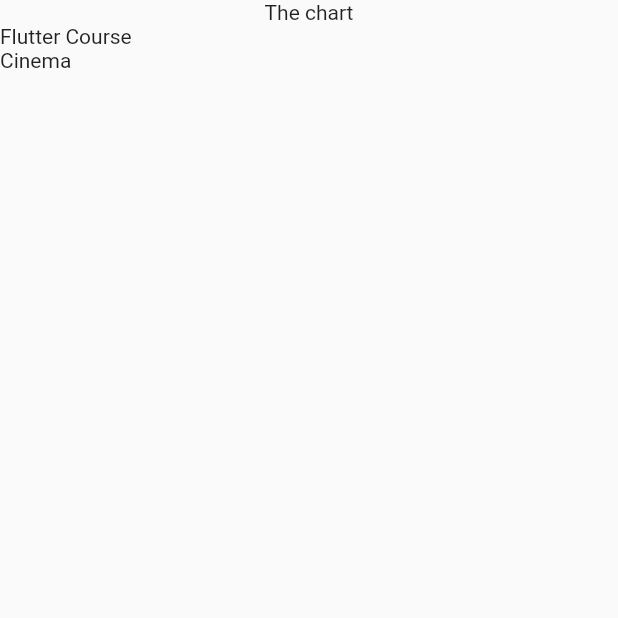
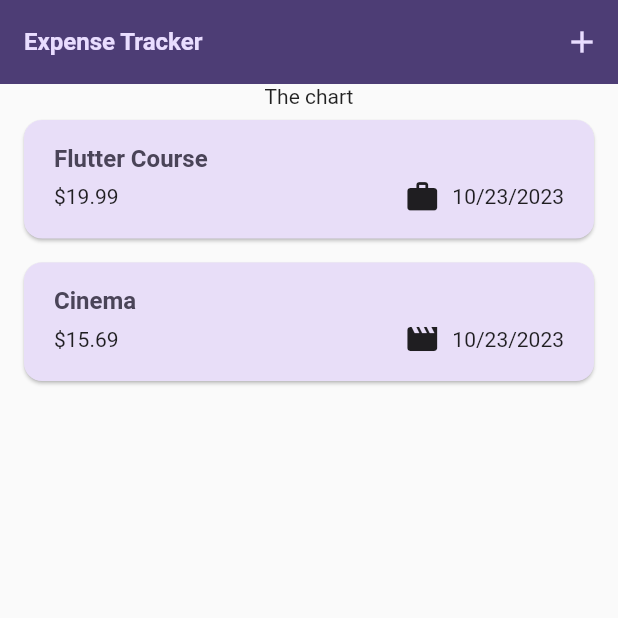
Before and after one commit to chamcherno/expense_tracker, a Flutter app: the screen it shows after launch, on a phone screen of 412 x 824 dp, the top half of it. Run offline on Flutter 3.47's test engine with Material 2 defaults, Android fonts, the phone set to English and light mode, and no system bars.

```diff
--- a/lib/models/expense.dart
+++ b/lib/models/expense.dart
@@ -1,8 +1,18 @@
+import 'package:flutter/material.dart';
+import 'package:intl/intl.dart';
 import 'package:uuid/uuid.dart';
 
+final formatter = DateFormat.yMd();
 const uuid = Uuid();
 
 enum Category { food, travel, leisure, work }
+
+const categoryIcons = {
+  Category.food: Icons.lunch_dining,
+  Category.travel: Icons.flight_takeoff,
+  Category.leisure: Icons.movie,
+  Category.work: Icons.work,
+};
 
 class Expense {
   Expense({
@@ -17,4 +27,30 @@ class Expense {
   final double amount;
   final DateTime date;
   final Category category;
+
+  String get formattedDate {
+    return formatter.format(date);
+  }
 }
+
+class ExpenseBucket {
+  const ExpenseBucket({required this.category, required this.expenses});
+
+  ExpenseBucket.forCategory(List<Expense> allExpenses, this.category)
+      : expenses = allExpenses
+            .where((expense) => expense.category == category)
+            .toList();
+
+  final Category category;
+  final List<Expense> expenses;
+
+  double get totalExpenses {
+    double sum = 0;
+
+    for (final expense in expenses) {
+      sum += expense.amount;
+    }
+
+    return sum;
+  }
+}
--- a/lib/widgets/expense_item.dart
+++ b/lib/widgets/expense_item.dart
@@ -0,0 +1,43 @@
+import 'package:expense_tracker/models/expense.dart';
+import 'package:flutter/material.dart';
+
+class ExpenseItem extends StatelessWidget {
+  const ExpenseItem(this.expense, {super.key});
+
+  final Expense expense;
+
+  @override
+  Widget build(BuildContext context) {
+    return Card(
+      child: Padding(
+        padding: const EdgeInsets.symmetric(
+          horizontal: 20,
+          vertical: 16,
+        ),
+        child: Column(
+          crossAxisAlignment: CrossAxisAlignment.start,
+          children: [
+            Text(
+              expense.title,
+              style: Theme.of(context).textTheme.titleLarge,
+            ),
+            const SizedBox(height: 4),
+            Row(
+              children: [
+                Text('\$${expense.amount.toStringAsFixed(2)}'),
+                const Spacer(),
+                Row(
+                  children: [
+                    Icon(categoryIcons[expense.category]),
+                    const SizedBox(width: 8),
+                    Text(expense.formattedDate),
+                  ],
+                )
+              ],
+            ),
+          ],
+        ),
+      ),
+    );
+  }
+}
--- a/lib/widgets/expenses.dart
+++ b/lib/widgets/expenses.dart
@@ -1,5 +1,6 @@
 import 'package:expense_tracker/widgets/expenses_list.dart';
 import 'package:expense_tracker/models/expense.dart';
+import 'package:expense_tracker/widgets/new_expense.dart';
 import 'package:flutter/material.dart';
 
 class Expenses extends StatefulWidget {
@@ -25,15 +26,70 @@ class _ExpensesState extends State<Expenses> {
         category: Category.leisure),
   ];
 
+  void _openAddExpenseOverlay() {
+    showModalBottomSheet(
+      isScrollControlled: true,
+      context: context,
+      builder: (ctx) => NewExpense(onAddExpense: _addExpense),
+    );
+  }
+
+  void _addExpense(Expense expense) {
+    setState(() {
+      _registeredExpenses.add(expense);
+    });
+  }
+
+  void _removeExpense(Expense expense) {
+    final expenseIndex = _registeredExpenses.indexOf(expense);
+    setState(() {
+      _registeredExpenses.remove(expense);
+    });
+    ScaffoldMessenger.of(context).clearSnackBars();
+    ScaffoldMessenger.of(context).showSnackBar(
+      SnackBar(
+        duration: const Duration(seconds: 3),
+        content: const Text('Expense deleted.'),
+        action: SnackBarAction(
+          label: 'Undo',
+          onPressed: () {
+            setState(() {
+              _registeredExpenses.insert(expenseIndex, expense);
+            });
+          },
+        ),
+      ),
+    );
+  }
+
   @override
   Widget build(BuildContext context) {
+    Widget mainContent = const Center(
+      child: Text('No expenses found. Start adding some!'),
+    );
+
+    if (_registeredExpenses.isNotEmpty) {
+      mainContent = ExpensesList(
+        expenses: _registeredExpenses,
+        onRemoveExpense: _removeExpense,
+      );
+    }
+
     return Scaffold(
+      appBar: AppBar(
+        title: const Text('Expense Tracker'),
+        actions: [
+          IconButton(
+            onPressed: _openAddExpenseOverlay,
+            icon: const Icon(Icons.add),
+          ),
+        ],
+      ),
       body: Column(
         children: [
+          // toolbar with add button
           const Text('The chart'),
-          Expanded(
-            child: ExpensesList(expenses: _registeredExpenses),
-          ),
+          Expanded(child: mainContent),
         ],
       ),
     );
--- a/lib/widgets/expenses_list.dart
+++ b/lib/widgets/expenses_list.dart
@@ -1,18 +1,36 @@
 import 'package:expense_tracker/models/expense.dart';
+import 'package:expense_tracker/widgets/expense_item.dart';
 import 'package:flutter/material.dart';
 
 class ExpensesList extends StatelessWidget {
   const ExpensesList({
     super.key,
     required this.expenses,
+    required this.onRemoveExpense,
   });
 
   final List<Expense> expenses;
+  final void Function(Expense expense) onRemoveExpense;
+
   @override
   Widget build(BuildContext context) {
     return ListView.builder(
       itemCount: expenses.length,
-      itemBuilder: (ctx, index) => Text(expenses[index].title),
+      itemBuilder: (ctx, index) => Dismissible(
+        key: ValueKey(expenses[index]),
+        background: Container(
+          color: Theme.of(context).colorScheme.error,
+          margin: EdgeInsets.symmetric(
+            horizontal: Theme.of(context).cardTheme.margin!.horizontal,
+          ),
+        ),
+        onDismissed: (direction) {
+          onRemoveExpense(expenses[index]);
+        },
+        child: ExpenseItem(
+          expenses[index],
+        ),
+      ),
     );
   }
 }
--- a/pubspec.yaml
+++ b/pubspec.yaml
@@ -36,6 +36,7 @@ dependencies:
   # Use with the CupertinoIcons class for iOS style icons.
   cupertino_icons: ^1.0.2
   uuid: ^4.1.0
+  intl: ^0.18.1
 
 dev_dependencies:
   flutter_test:
```
Also changed, not shown: lib/main.dart (+55 -2 lines), lib/widgets/new_expense.dart (added, +164 -0 lines), lib/widgets/chart/chart.dart (added), lib/widgets/chart/chart_bar.dart (added), pubspec.lock.
